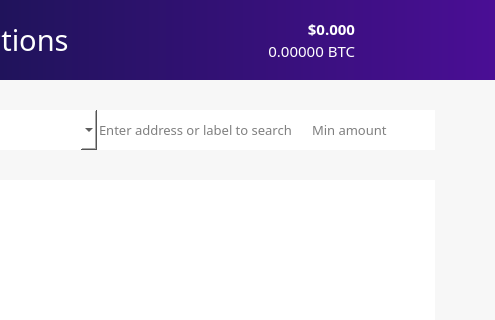
Old version of the form src/qt/forms/winforms/transactionview.ui in the repository noirofficial/noir; both pictures show x 163 to 658 and y 0 to 320 of the 658 by 500 pixel window.
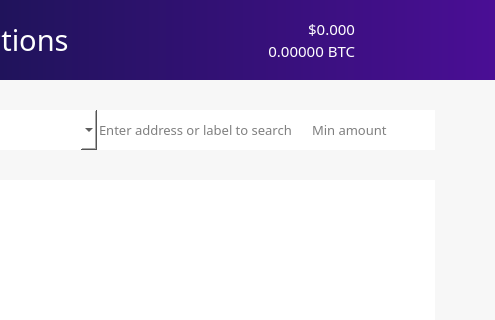
New version of the form. Icons and pictures are not drawn.

Commit message: Upload win forms

Patch:
```diff
--- a/src/qt/forms/winforms/transactionview.ui
+++ b/src/qt/forms/winforms/transactionview.ui
@@ -442,10 +442,10 @@
                <widget class="QLabel" name="priceUSD">
                 <property name="font">
                  <font>
-                  <family>ZoinLight</family>
+                  <family>ZoinMedium</family>
                   <pointsize>11</pointsize>
-                  <weight>75</weight>
-                  <bold>true</bold>
+                  <weight>50</weight>
+                  <bold>false</bold>
                  </font>
                 </property>
                 <property name="styleSheet">
```
The commit also changes 7 other files.
